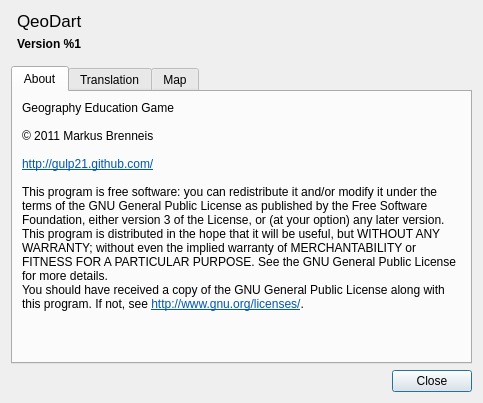
gulp21/QeoDart, file ui/about.ui: the form before one commit.
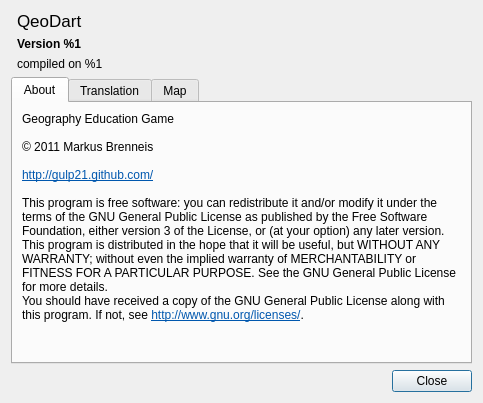
The form after the commit. Icons and pictures are not drawn.

What changed in the file:
```diff
--- a/ui/about.ui
+++ b/ui/about.ui
@@ -54,6 +54,13 @@
          </property>
         </widget>
        </item>
+       <item>
+        <widget class="QLabel" name="lblCompiled">
+         <property name="text">
+          <string notr="true">compiled on %1</string>
+         </property>
+        </widget>
+       </item>
        <item>
         <spacer name="verticalSpacer">
          <property name="orientation">
```
Left out of the diff: 6 changed lines with no effect on the pictures.
